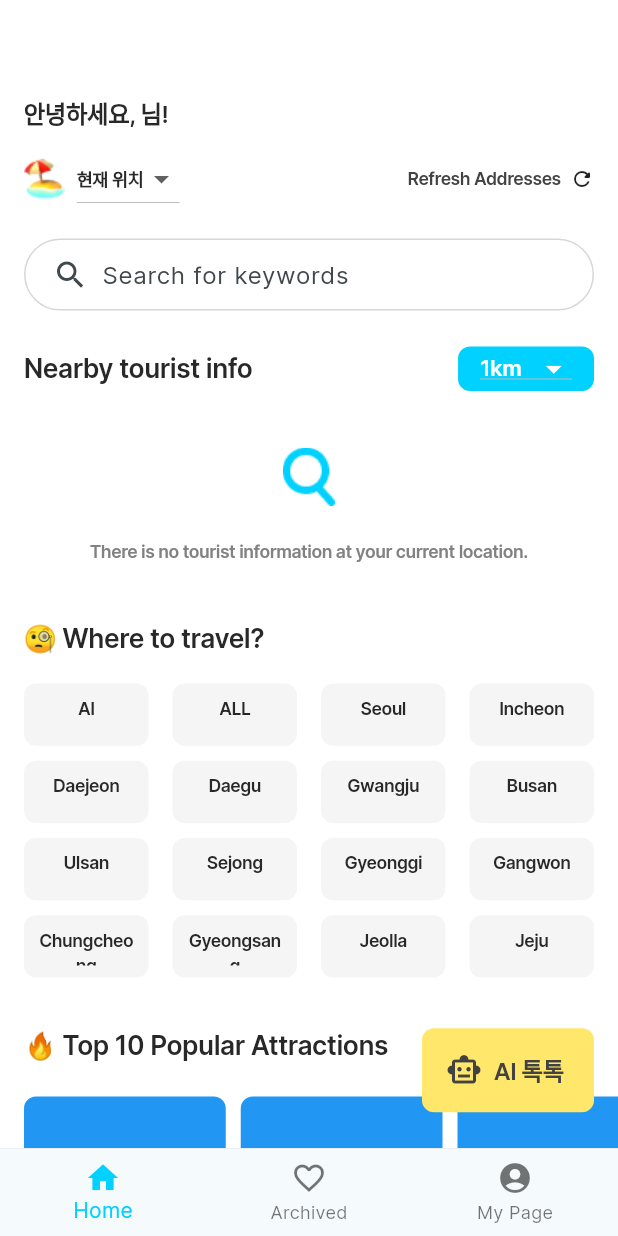
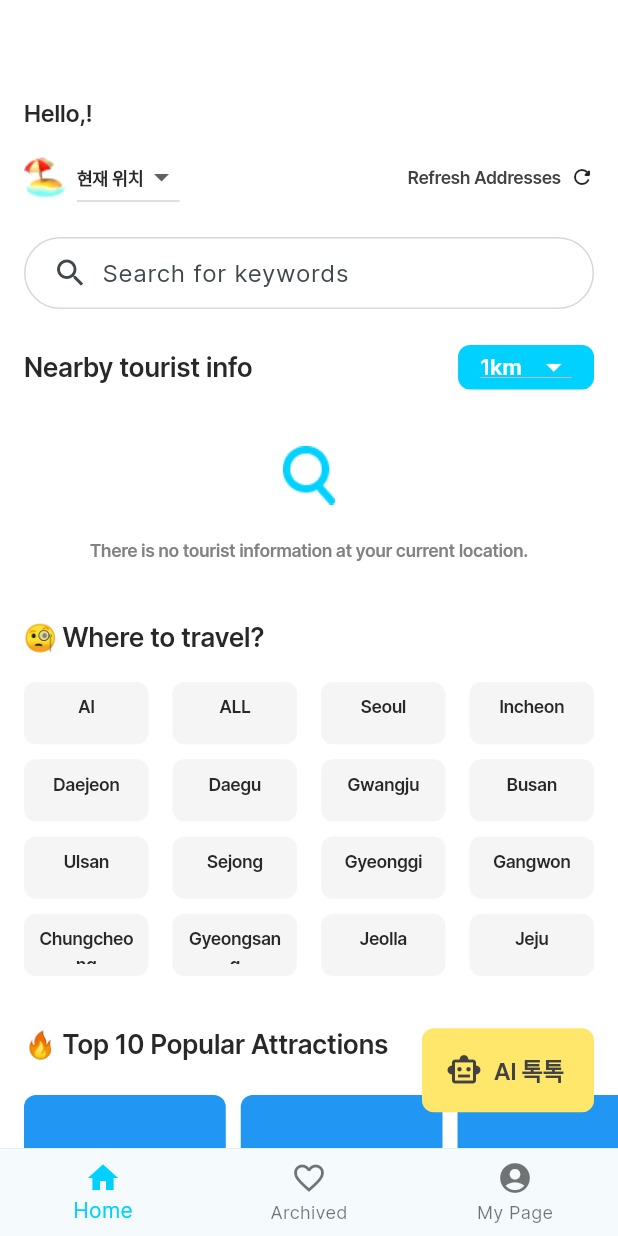
Before and after one commit to Team-FloWee/kovel-app, a Flutter app: the HomeScreen screen opened by its route, on a phone screen of 412 x 824 dp. Run offline on Flutter 3.47's test engine with Material 3 defaults, Android fonts, the phone set to English and light mode, and no system bars; our stand-ins replace cached_network_image, cloud_firestore, dio, easy_debounce, easy_localization, firebase_auth and 13 more; missing offline and left inert: kakao_flutter_sdk_user; accounts and stored records are empty; generated files the repository leaves out were written again; network calls fail.

Commit message:
style: 인사 영문 버전 적용

```diff
--- a/lib/presentation/home/home_screen.dart
+++ b/lib/presentation/home/home_screen.dart
@@ -15,7 +15,6 @@ import 'package:kovel_app/presentation/home/components/location_selector.dart';
 import 'package:kovel_app/presentation/home/components/ongoing_festivals.dart';
 import 'package:kovel_app/presentation/home/components/top_10_popular_landmarks.dart';
 import 'package:kovel_app/presentation/home/home_view_model.dart';
-import 'package:kovel_app/presentation/my_page/components/my_page_user_profile.dart';
 import 'package:provider/provider.dart';
 
 class HomeScreen extends StatefulWidget {
@@ -69,8 +68,9 @@ class _HomeScreenState extends State<HomeScreen> {
                         Padding(
                           padding: const EdgeInsets.symmetric(vertical: 8.0),
                           child: Text(
-                            '안녕하세요, ${userProvider.user.name}님!',
-                            style: UiConfig.h4Style.copyWith(fontWeight: UiConfig.semiBoldFont),
+                            '${'안녕하세요,'.tr()}${userProvider.user.name}${'님!'.tr()}',
+                            style: UiConfig.h4Style
+                                .copyWith(fontWeight: UiConfig.semiBoldFont),
                           ),
                         ),
                       ],
@@ -405,15 +405,14 @@ class _HomeScreenState extends State<HomeScreen> {
           icon: SizedBox(
               width: 24,
               height: 24,
-              child: Icon(Icons.smart_toy_outlined, color: UiConfig.black.shade800,)
-          ),
-          label: Text(
-              'AI 톡톡',
+              child: Icon(
+                Icons.smart_toy_outlined,
+                color: UiConfig.black.shade800,
+              )),
+          label: Text('AI 톡톡',
               style: UiConfig.h4Style.copyWith(
                   fontWeight: UiConfig.semiBoldFont,
-                  color: UiConfig.black.shade800
-              )
-          ),
+                  color: UiConfig.black.shade800)),
           onPressed: () {
             context.push('/chatBot');
           },
```
